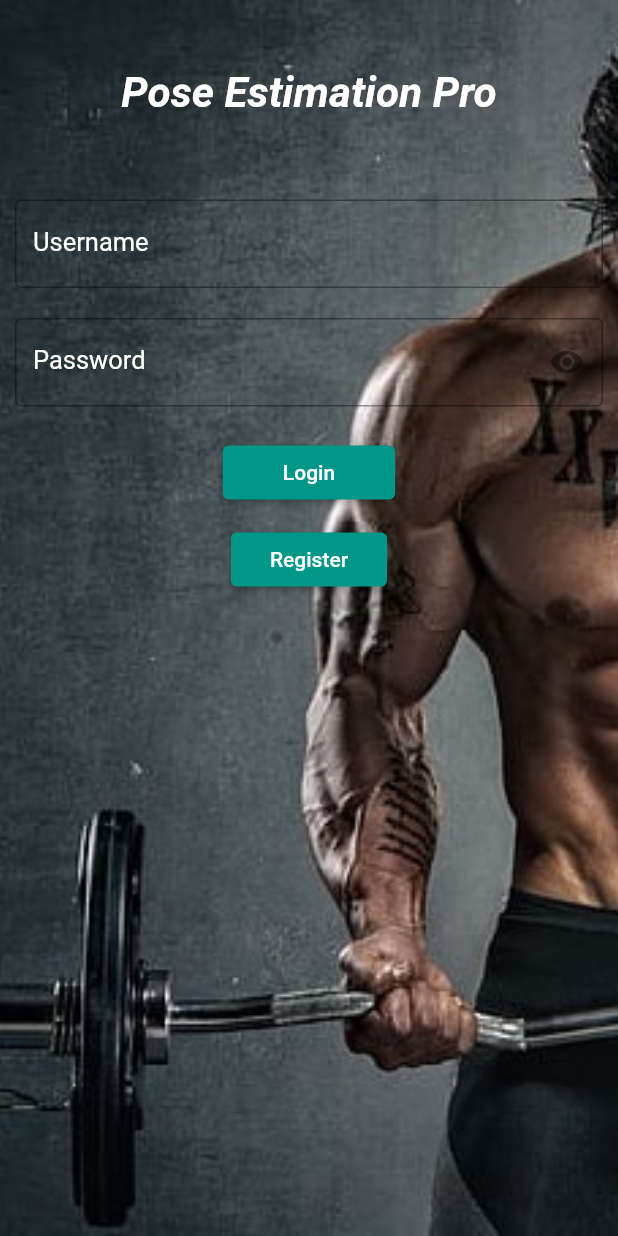
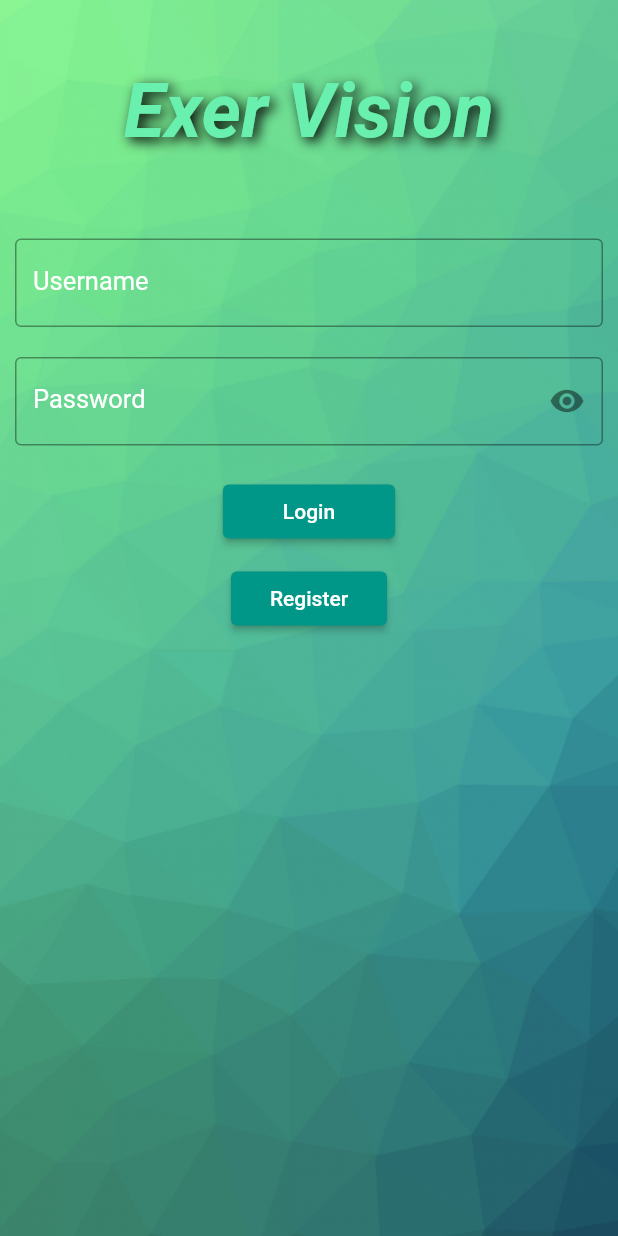
Before and after one commit to Ishan579/SDGP--Relax-Natives, a Flutter app: the screen it shows after launch, on a phone screen of 412 x 824 dp. Run offline on Flutter 3.47's test engine with Material 2 defaults, Android fonts, the light colour scheme and no system bars; our stand-ins replace camera, image_picker, sqflite, youtube_player_flutter; missing offline and left inert: tflite; accounts and stored records are empty.

Commit message:
updated background

```diff
--- a/FrontEnd/Flutter_posEs/lib/pages/home_page.dart
+++ b/FrontEnd/Flutter_posEs/lib/pages/home_page.dart
@@ -124,7 +124,7 @@ class _MyHomePageState extends State<MyHomePage> {
           ),
           decoration: BoxDecoration(
               image: DecorationImage(
-                  image: AssetImage("lib/images/pic3.jpg"), fit: BoxFit.cover)),
+                  image: AssetImage("lib/images/pic32.jpg"), fit: BoxFit.cover)),
         ),
       );
 }
--- a/FrontEnd/Flutter_posEs/lib/pages/login/login_page.dart
+++ b/FrontEnd/Flutter_posEs/lib/pages/login/login_page.dart
@@ -116,14 +116,22 @@ class _LoginPageState extends State<LoginPage> implements LoginPageContract {
       children: <Widget>[
         new Padding(
           padding: const EdgeInsets.all(45),
-          child: Text(
-            "Pose Estimation Pro",
-            style: new TextStyle(
-                color: Colors.white,
-                fontStyle: FontStyle.italic,
-                fontWeight: FontWeight.bold),
-            textAlign: TextAlign.right,
-            textScaleFactor: 2.0,
+          child: Text('Exer Vision',
+            textAlign: TextAlign.center,
+            style: TextStyle(
+              fontSize: 50,
+              fontWeight: FontWeight.bold,
+              fontStyle: FontStyle.italic,
+              color: Colors.greenAccent,
+
+              shadows: [
+                Shadow(
+                  blurRadius: 10.0,
+                  color: Colors.black,
+                  offset: Offset(3.0, 3.0),
+                ),
+              ],
+            ),
           ),
         ),
         new Form(
@@ -177,7 +185,7 @@ class _LoginPageState extends State<LoginPage> implements LoginPageContract {
         constraints: BoxConstraints.expand(),
         decoration: BoxDecoration(
             image: DecorationImage(
-                image: AssetImage("lib/images/pic5.jpg"), fit: BoxFit.cover)),
+                image: AssetImage("lib/images/pic9.png"), fit: BoxFit.cover)),
         child: new Center(
           child: loginform,
         ),
--- a/FrontEnd/Flutter_posEs/lib/pages/start_workout_page.dart
+++ b/FrontEnd/Flutter_posEs/lib/pages/start_workout_page.dart
@@ -32,7 +32,7 @@ class startWorkout extends StatelessWidget {
         body: Container(
             decoration: BoxDecoration(
                 image: DecorationImage(
-                    image: AssetImage("lib/images/pic1.jpg"),
+                    image: AssetImage("lib/images/gym.jpg"),
                     fit: BoxFit.cover)),
             child: Center(
                 child: Column(
--- a/FrontEnd/Flutter_posEs/lib/pages/videos_home_page.dart
+++ b/FrontEnd/Flutter_posEs/lib/pages/videos_home_page.dart
@@ -113,7 +113,7 @@ class VideoPage extends State<VideoHomePage> {
         ),
         decoration: BoxDecoration(
             image: DecorationImage(
-                image: AssetImage("lib/images/pic1.jpg"), fit: BoxFit.cover)),
+                image: AssetImage("lib/images/pic33.jpeg"), fit: BoxFit.cover)),
       ),
     );
   }
```
Also changed, not shown: FrontEnd/Flutter_posEs/lib/images/gym.jpg, FrontEnd/Flutter_posEs/lib/images/pic11.jpg (added), FrontEnd/Flutter_posEs/lib/images/pic21.jpg (added), FrontEnd/Flutter_posEs/lib/images/pic32.jpg (added), FrontEnd/Flutter_posEs/lib/images/pic33.jpeg (added), FrontEnd/Flutter_posEs/lib/images/pic9.png (added).
